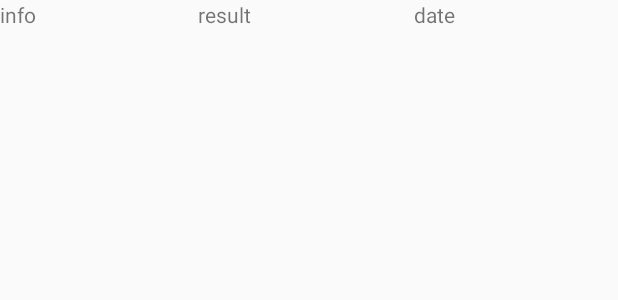
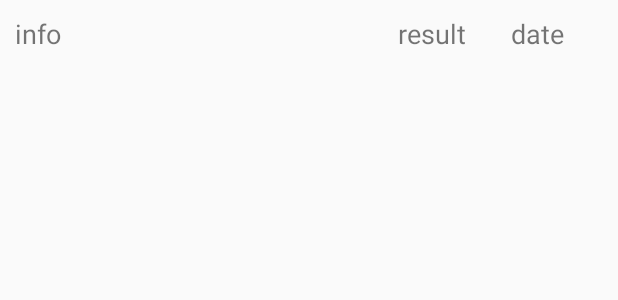
Before and after one commit to AlekseevArtem/Job4jExam, an Android app: the layout info_exam.xml on its own in the app's theme, with its tools: preview values and no code run, on a phone screen of 412 x 824 dp. Shown: the top 300 px of the screen. Run offline under Robolectric (Android 15) with nearby library versions, the phone set to English and light mode, and no system bars.

```diff
--- a/app/src/main/java/ru/job4j/exam/BaseActivity.java
+++ b/app/src/main/java/ru/job4j/exam/BaseActivity.java
@@ -21,5 +21,4 @@ public abstract class BaseActivity extends AppCompatActivity {
     }
 
     public abstract Fragment loadFrg();
-
 }
--- a/app/src/main/java/ru/job4j/exam/ExamFragment.java
+++ b/app/src/main/java/ru/job4j/exam/ExamFragment.java
@@ -71,16 +71,12 @@ public class ExamFragment extends Fragment {
     public View onCreateView(@NonNull LayoutInflater inflater, @Nullable ViewGroup container, @Nullable Bundle savedInstanceState) {
         View view = inflater.inflate(R.layout.activity_main, container, false);
         this.fillForm(view);
-
         Button next = view.findViewById(R.id.next);
         next.setOnClickListener(this::nextBtn);
-
         Button previous = view.findViewById(R.id.previous);
         previous.setOnClickListener(this::previousBtn);
-
         Button examList = view.findViewById(R.id.examList);
         examList.setOnClickListener(this::examList);
-
         Button hint = view.findViewById(R.id.hint);
         hint.setOnClickListener(
                 v -> {
@@ -154,5 +150,4 @@ public class ExamFragment extends Fragment {
                 }
         );
     }
-
 }
--- a/app/src/main/java/ru/job4j/exam/HintFragment.java
+++ b/app/src/main/java/ru/job4j/exam/HintFragment.java
@@ -22,13 +22,11 @@ public class HintFragment extends Fragment {
     @Override
     public View onCreateView(@NonNull LayoutInflater inflater, @Nullable ViewGroup container, @Nullable Bundle savedInstanceState) {
         View view = inflater.inflate(R.layout.result_and_hint_activity, container, false);
-
         TextView text = view.findViewById(R.id.hint_or_result);
         TextView hintQuestion = view.findViewById(R.id.hintQuestion);
         int question = Objects.requireNonNull(getArguments()).getInt(QuestionStore.HINT_FOR, 0);
         text.setText(this.store.getAnswers().get(question));
         hintQuestion.setText(QuestionStore.getInstance().get(question).getText());
-
         Button back = view.findViewById(R.id.previous);
         back.setOnClickListener(
                 v -> Objects.requireNonNull(getActivity()).onBackPressed()
--- a/app/src/main/java/ru/job4j/exam/ResultFragment.java
+++ b/app/src/main/java/ru/job4j/exam/ResultFragment.java
@@ -21,7 +21,6 @@ public class ResultFragment extends Fragment {
     @Override
     public View onCreateView(@NonNull LayoutInflater inflater, @Nullable ViewGroup container, @Nullable Bundle savedInstanceState) {
         View view = inflater.inflate(R.layout.result_and_hint_activity, container, false);
-
         Button back = view.findViewById(R.id.previous);
         back.setOnClickListener(
                 v -> {
@@ -31,7 +30,6 @@ public class ResultFragment extends Fragment {
                     startActivity(intent);
                 }
         );
-
         TextView result = view.findViewById(R.id.hint_or_result);
         int question = Objects.requireNonNull(getArguments()).getInt("current answers", 0);
         String textResult = question + " correct answers out of " + QuestionStore.getInstance().size();
--- a/app/src/main/res/layout/info_exam.xml
+++ b/app/src/main/res/layout/info_exam.xml
@@ -2,26 +2,30 @@
 <LinearLayout xmlns:android="http://schemas.android.com/apk/res/android"
     android:layout_width="match_parent"
     android:layout_height="wrap_content"
+    android:layout_margin="10dp"
     android:orientation="horizontal">
 
     <TextView
         android:id="@+id/info"
-        android:layout_width="wrap_content"
+        android:layout_width="230dp"
         android:layout_height="wrap_content"
         android:layout_weight="1"
-        android:text="info" />
+        android:text="info"
+        android:textSize="18sp" />
 
     <TextView
         android:id="@+id/result"
-        android:layout_width="wrap_content"
+        android:layout_width="50dp"
         android:layout_height="wrap_content"
         android:layout_weight="1"
-        android:text="result" />
+        android:text="result"
+        android:textSize="18sp" />
 
     <TextView
         android:id="@+id/date"
         android:layout_width="wrap_content"
         android:layout_height="wrap_content"
         android:layout_weight="1"
-        android:text="date" />
+        android:text="date"
+        android:textSize="18sp" />
 </LinearLayout>
```
Also changed, not shown: app/src/main/java/ru/job4j/exam/ExamsActivity.java (+6 -9 lines), 2 other files.
